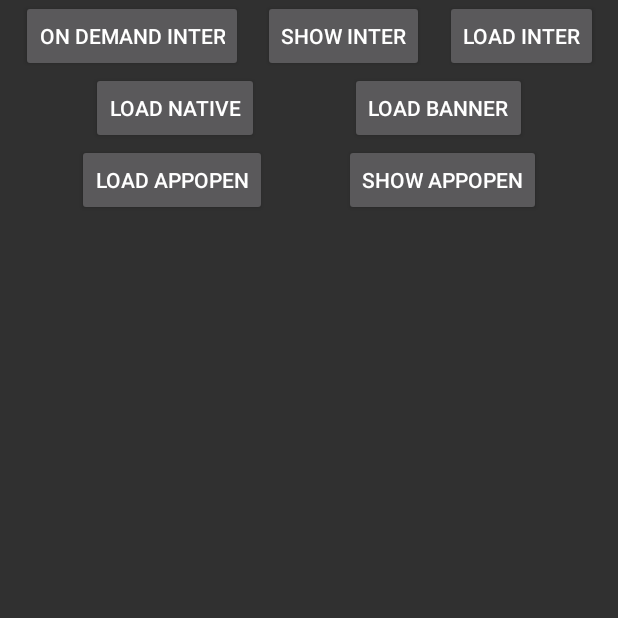
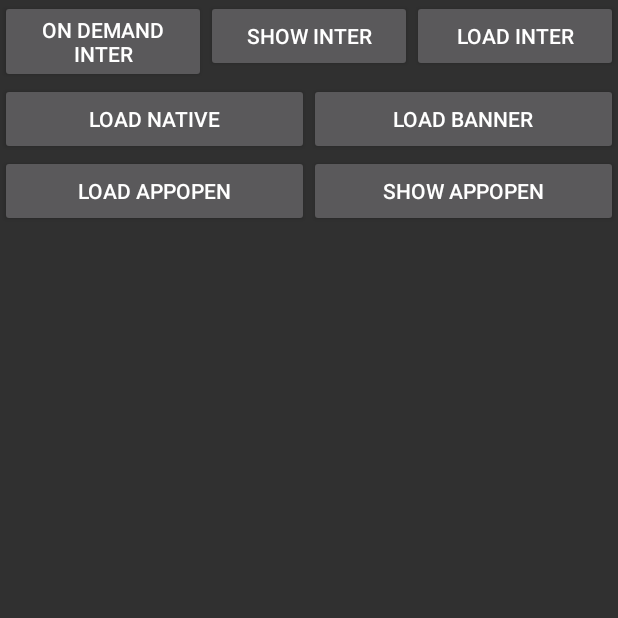
Before and after one commit to ahmadidrees347/Admob-Ads, an Android app: the screen it shows after launch (MainActivity), after a tap on "SHOW INTER", on a phone screen of 412 x 824 dp, the top half of it. Run offline under Robolectric (Android 15) with nearby library versions, the phone set to English and light mode, and no system bars; our stand-ins replace AdMob; 1 statement that could not run was skipped.

Commit message:
ads changes

```diff
--- a/ads/build.gradle
+++ b/ads/build.gradle
@@ -40,5 +40,5 @@ dependencies {
     //LifeCycle
     api 'androidx.lifecycle:lifecycle-process:2.5.0'
     //Google Ad's
-    api 'com.google.android.gms:play-services-ads-lite:21.0.0'
+    api 'com.google.android.gms:play-services-ads-lite:21.1.0'
 }
--- a/ads/src/main/AndroidManifest.xml
+++ b/ads/src/main/AndroidManifest.xml
@@ -14,6 +14,6 @@
         <activity
             android:name="com.google.android.gms.ads.AdActivity"
             android:theme="@style/AdTheme"
-            tools:replace="android:theme"/>
+            tools:replace="android:theme" />
     </application>
 </manifest>
--- a/ads/src/main/java/ai/lib/ads/AdsFunctions.kt
+++ b/ads/src/main/java/ai/lib/ads/AdsFunctions.kt
@@ -9,6 +9,7 @@ import android.os.Build
 import android.os.Handler
 import android.os.Looper
 import android.view.View
+import android.widget.Toast
 
 fun Context.isNetworkAvailable(): Boolean {
     val connectivityManager =
@@ -31,6 +32,10 @@ fun Context.isNetworkAvailable(): Boolean {
     }
 }
 
+fun Context.showToast(msg: String) {
+    Toast.makeText(this, msg, Toast.LENGTH_SHORT).show()
+}
+
 fun Context.verifyInstallerId(): Boolean {
     if (BuildConfig.DEBUG)
         return true
@@ -48,18 +53,14 @@ fun Context.getInstallerPackageName(): String? {
     return null
 }
 
-fun Activity.loadInterstitial(adInterId: String, listener: () -> Unit) {
+fun Activity.loadInterstitial(adInterId: String, listener: (Boolean) -> Unit) {
     InterAdmobClass.getInstance()
-        .loadInterstitialAd(this, adInterId) {
-            listener.invoke()
-        }
+        .loadInterstitialAd(this, adInterId, listener)
 }
 
-fun Activity.showInterstitial(listener: () -> Unit) {
+fun Activity.showInterstitial(adInterId: String, listener: (Boolean) -> Unit) {
     InterAdmobClass.getInstance()
-        .showInterstitialAd(this, {
-            listener.invoke()
-        }, null)
+        .showInterstitialAd(this, adInterId, listener, null)
 }
 
 fun Activity.showInterOnDemand(
--- a/ads/src/main/java/ai/lib/ads/OpenApp.kt
+++ b/ads/src/main/java/ai/lib/ads/AppOpen.kt
@@ -13,11 +13,12 @@ import com.google.android.gms.ads.appopen.AppOpenAd
 import com.google.android.gms.ads.appopen.AppOpenAd.AppOpenAdLoadCallback
 import org.jetbrains.annotations.NotNull
 
-const val TAG = "Admob_AppOpen"
 
-class OpenApp(private val appClass: Application, private val adId: String) :
+
+class AppOpen(private val appClass: Application, private val adId: String) :
     Application.ActivityLifecycleCallbacks, LifecycleObserver, LifecycleEventObserver {
 
+    private val tag = "Admob_AppOpen"
     private var isShowingAd = false
     private var isAdShowAlways = false
 
@@ -30,7 +31,7 @@ class OpenApp(private val appClass: Application, private val adId: String) :
         appClass.registerActivityLifecycleCallbacks(this)
         ProcessLifecycleOwner.get().lifecycle.addObserver(this)
         if (isAdShowAlways) {
-            fetchAd()
+            fetchAd {}
         }
     }
 
@@ -41,8 +42,8 @@ class OpenApp(private val appClass: Application, private val adId: String) :
     /**
      * Request an ad
      */
-    fun fetchAd() {
-        Log.e(TAG, "fetchAd " + isAdAvailable())
+    fun fetchAd(listener: (Boolean) -> Unit) {
+        Log.e(tag, "fetchAd " + isAdAvailable())
         // Have unused ad, no need to fetch another.
         if (isAdAvailable()) {
             return
@@ -62,7 +63,8 @@ class OpenApp(private val appClass: Application, private val adId: String) :
 
             override fun onAdLoaded(ad: AppOpenAd) {
                 appOpenAd = ad
-                Log.e(TAG, "loaded")
+                listener.invoke(true)
+                Log.e(tag, "loaded")
             }
 
             /**
@@ -72,7 +74,8 @@ class OpenApp(private val appClass: Application, private val adId: String) :
              */
             override fun onAdFailedToLoad(loadAdError: LoadAdError) {
                 appOpenAd = null
-                Log.e(TAG, "error $loadAdError")
+                listener.invoke(false)
+                Log.e(tag, "error $loadAdError")
             }
         }
         val request: AdRequest = getAdRequest()
@@ -90,7 +93,7 @@ class OpenApp(private val appClass: Application, private val adId: String) :
                     appOpenAd = null
                     isShowingAd = false
                     if (isAdShowAlways) {
-                        fetchAd()
+                        fetchAd {}
                     }
                     listener.invoke(true)
                 }
@@ -108,7 +111,7 @@ class OpenApp(private val appClass: Application, private val adId: String) :
             }
         } else {
             if (isAdShowAlways) {
-                fetchAd()
+                fetchAd {}
             }
             listener.invoke(false)
         }
--- a/ads/src/main/java/ai/lib/ads/BannerAdmob.kt
+++ b/ads/src/main/java/ai/lib/ads/BannerAdmob.kt
@@ -18,6 +18,7 @@ fun Context.showAdmobBanner(
     adView.adListener = object : AdListener() {
         override fun onAdLoaded() {
             super.onAdLoaded()
+            Log.e("Admob_Banner", "onAdLoaded - Banner")
             successListener?.invoke()
         }
 
--- a/ads/src/main/java/ai/lib/ads/InterAdmobClass.kt
+++ b/ads/src/main/java/ai/lib/ads/InterAdmobClass.kt
@@ -13,9 +13,6 @@ import com.google.android.gms.ads.interstitial.InterstitialAdLoadCallback
 
 open class InterAdmobClass {
 
-    private var isAdLoaded = false
-    private var admobInterstitialAd: InterstitialAd? = null
-
     companion object {
         const val TAG = "Admob_Inter"
 
@@ -29,13 +26,23 @@ open class InterAdmobClass {
         var isInterstitialShown = false
 
         @JvmStatic
+        var adFailedAttempts = 3
+
+        @JvmStatic
+        var adLoadAuto = false
+
+        @JvmStatic
         fun getInstance() =
             instance ?: synchronized(this) {
                 instance ?: InterAdmobClass().also { instance = it }
             }
     }
 
-    private fun isAdLoaded() = (isAdLoaded && (admobInterstitialAd != null))
+    private var admobInterAd: InterstitialAd? = null
+    private var adFailedCounter = 0
+    private var isAdLoaded = false
+
+    private fun isAdLoaded() = (isAdLoaded && (admobInterAd != null))
 
 
     fun loadInterstitialAd(
@@ -48,14 +55,18 @@ open class InterAdmobClass {
             object : InterstitialAdLoadCallback() {
                 override fun onAdFailedToLoad(ad: LoadAdError) {
                     Log.e(TAG, "onAdFailedToLoad - $ad")
-                    admobInterstitialAd = null
+                    admobInterAd = null
                     isAdLoaded = false
                     isInterstitialShown = false
+                    adFailedCounter++
+                    if (adFailedCounter < adFailedAttempts) {
+                        loadInterstitialAd(context, adInterId) {}
+                    }
                     listener.invoke(false)
                 }
 
                 override fun onAdLoaded(ad: InterstitialAd) {
-                    admobInterstitialAd = ad
+                    admobInterAd = ad
                     isAdLoaded = true
                     isInterstitialShown = false
                     Log.e(TAG, "Loaded")
@@ -67,16 +78,20 @@ open class InterAdmobClass {
 
     fun showInterstitialAd(
         activity: Activity,
+        adInterId: String,
         listener: (Boolean) -> Unit,
         listenerImp: (() -> Unit)? = null
     ) {
-        admobInterstitialAd?.fullScreenContentCallback =
+        admobInterAd?.fullScreenContentCallback =
             object : FullScreenContentCallback() {
                 override fun onAdDismissedFullScreenContent() {
                     Log.e(TAG, "onAdDismissedFullScreenContent")
-                    admobInterstitialAd = null
+                    admobInterAd = null
                     isAdLoaded = false
                     isInterstitialShown = false
+                    if (adLoadAuto) {
+                        loadInterstitialAd(activity, adInterId) {}
+                    }
                     listener.invoke(true)
                 }
 
@@ -102,7 +117,7 @@ open class InterAdmobClass {
             }
 
         if (isAdLoaded) {
-            admobInterstitialAd?.show(activity)
+            admobInterAd?.show(activity)
         } else {
             listener.invoke(false)
         }
@@ -133,7 +148,7 @@ open class InterAdmobClass {
                 if (dialog?.isShowing == true)
                     dialog.dismiss()
                 if (!isTimeUp)
-                    showInterstitialAd(activity, {
+                    showInterstitialAd(activity, adInterId, {
                         isAdShow = true
                         listener.invoke()
                     }, {
@@ -146,7 +161,7 @@ open class InterAdmobClass {
                     if (dialog?.isShowing == true)
                         dialog.dismiss()
                     if (!isTimeUp)
-                        showInterstitialAd(activity, {
+                        showInterstitialAd(activity, adInterId, {
                             Log.e(TAG, "isAdShown $it")
                             listener.invoke()
                         }, {
--- a/ads/src/main/java/ai/lib/ads/NativeAdmob.kt
+++ b/ads/src/main/java/ai/lib/ads/NativeAdmob.kt
@@ -9,6 +9,7 @@ import com.google.android.gms.ads.nativead.NativeAd
 import com.google.android.gms.ads.nativead.NativeAdOptions
 import com.google.android.gms.ads.nativead.NativeAdView
 
+const val TAG ="Admob_Native"
 fun populateNativeAdView(nativeAd: NativeAd, adView: NativeAdView) {
 
     adView.apply {
@@ -130,6 +131,7 @@ fun Activity.loadNativeAdmob(
         adFrame?.removeAllViews()
         adFrame?.addView(adView)
         successListener?.invoke(nativeAd)
+        Log.e(TAG, "NativeAd loaded.")
     }
 
     val videoOptions = VideoOptions.Builder()
@@ -146,7 +148,7 @@ fun Activity.loadNativeAdmob(
         override fun onAdFailedToLoad(loadAdError: LoadAdError) {
             val error =
                 "${loadAdError.domain}, code: ${loadAdError.code}, message: ${loadAdError.message}"
-            Log.e("Admob_Native", error)
+            Log.e(TAG, error)
             failedListener?.invoke(error)
         }
     }).build()
--- a/ads/src/main/res/layout/custom_ad_large.xml
+++ b/ads/src/main/res/layout/custom_ad_large.xml
@@ -89,7 +89,7 @@
         <com.google.android.gms.ads.nativead.MediaView
             android:id="@+id/ad_media"
             android:layout_width="0dp"
-            android:layout_height="220dp"
+            android:layout_height="250dp"
             android:layout_margin="2dp"
             android:fitsSystemWindows="true"
             app:layout_constraintEnd_toEndOf="parent"
--- a/ads/src/main/res/values/themes.xml
+++ b/ads/src/main/res/values/themes.xml
@@ -1,6 +1,7 @@
 <?xml version="1.0" encoding="utf-8"?>
 <resources>
-    <style name="AdTheme" >
+
+    <style name="AdTheme">
         <item name="android:background">@color/white</item>
         <item name="android:windowBackground">@color/white</item>
         <item name="android:windowExitAnimation">@null</item>
--- a/ads/src/main/java/ai/lib/ads/Constants.kt
+++ b/app/src/main/java/com/ads/Constants.kt
@@ -1,7 +1,7 @@
-package ai.lib.ads
+package com.ads
 
 object Constants {
-    const val AppId = "ca-app-pub-3940256099942544~3347511713"
+//    const val AppId = "ca-app-pub-3940256099942544~3347511713"
     const val BannerId = "ca-app-pub-3940256099942544/6300978111"
     const val InterId = "ca-app-pub-3940256099942544/1033173712"
     const val NativeId = "ca-app-pub-3940256099942544/1044960115"
--- a/app/src/main/java/com/ads/MainActivity.kt
+++ b/app/src/main/java/com/ads/MainActivity.kt
@@ -8,22 +8,32 @@ import androidx.appcompat.app.AppCompatActivity
 import com.google.android.gms.ads.MobileAds
 
 class MainActivity : AppCompatActivity() {
-    private var appOpen: OpenApp? = null
+
     override fun onCreate(savedInstanceState: Bundle?) {
         super.onCreate(savedInstanceState)
         setContentView(R.layout.activity_main)
 
         MobileAds.initialize(this)
 
-        appOpen = OpenApp(application, Constants.AppOpenId)
-        appOpen?.setAdShownStatus(false)
+        //Admob AppOpen
+        val appOpen = AppOpen(application, Constants.AppOpenId)
+        appOpen.setAdShownStatus(false)
+
+        //Admob Interstitial
+        InterAdmobClass.adLoadAuto = true
+        InterAdmobClass.adFailedAttempts = 3
 
         findViewById<Button>(R.id.btnLoadInter).setOnClickListener {
-            loadInterstitial(Constants.InterId) {}
+            loadInterstitial(Constants.InterId) {
+                if (it) showToast("Ad is Loaded")
+                else showToast("Ad Failed, Check Log!")
+            }
         }
 
         findViewById<Button>(R.id.btnShowInter).setOnClickListener {
-            showInterstitial { }
+            showInterstitial(Constants.InterId) {
+                if (!it) showToast("Ad is not loaded, Load Ad First!")
+            }
         }
 
         findViewById<Button>(R.id.btnDemandInter).setOnClickListener {
@@ -31,11 +41,14 @@ class MainActivity : AppCompatActivity() {
         }
 
         findViewById<Button>(R.id.btnLoadAppOpen).setOnClickListener {
-            appOpen?.fetchAd()
+            appOpen.fetchAd {
+                if (it) showToast("Ad Loaded")
+                else showToast("Ad Failed, Check Log!")
+            }
         }
 
         findViewById<Button>(R.id.btnShowAppOpen).setOnClickListener {
-            appOpen?.showAdIfAvailable {}
+            appOpen.showAdIfAvailable {}
         }
 
         findViewById<Button>(R.id.btnLoadNative).setOnClickListener {
--- a/app/src/main/res/layout/activity_main.xml
+++ b/app/src/main/res/layout/activity_main.xml
@@ -8,7 +8,7 @@
 
     <Button
         android:id="@+id/btnLoadInter"
-        android:layout_width="wrap_content"
+        android:layout_width="0dp"
         android:layout_height="wrap_content"
         android:text="@string/load_inter"
         app:layout_constraintEnd_toEndOf="parent"
@@ -18,7 +18,7 @@
 
     <Button
         android:id="@+id/btnShowInter"
-        android:layout_width="wrap_content"
+        android:layout_width="0dp"
         android:layout_height="wrap_content"
         android:text="@string/show_inter"
         app:layout_constraintEnd_toStartOf="@+id/btnLoadInter"
@@ -28,7 +28,7 @@
 
     <Button
         android:id="@+id/btnDemandInter"
-        android:layout_width="wrap_content"
+        android:layout_width="0dp"
         android:layout_height="wrap_content"
         android:text="@string/on_demand_inter"
         app:layout_constraintEnd_toStartOf="@+id/btnShowInter"
@@ -38,7 +38,7 @@
 
     <Button
         android:id="@+id/btnLoadNative"
-        android:layout_width="wrap_content"
+        android:layout_width="0dp"
         android:layout_height="wrap_content"
         android:text="@string/load_native"
         app:layout_constraintEnd_toStartOf="@+id/btnLoadBanner"
@@ -48,33 +48,33 @@
 
     <Button
         android:id="@+id/btnLoadBanner"
-        android:layout_width="wrap_content"
+        android:layout_width="0dp"
         android:layout_height="wrap_content"
         android:text="@string/load_banner"
         app:layout_constraintEnd_toEndOf="parent"
         app:layout_constraintHorizontal_bias="0.5"
         app:layout_constraintStart_toEndOf="@+id/btnLoadNative"
-        app:layout_constraintTop_toBottomOf="@+id/btnLoadInter" />
+        app:layout_constraintTop_toTopOf="@+id/btnLoadNative" />
 
     <Button
         android:id="@+id/btnLoadAppOpen"
-        android:layout_width="wrap_content"
+        android:layout_width="0dp"
         android:layout_height="wrap_content"
         android:text="@string/load_appopen"
         app:layout_constraintEnd_toStartOf="@+id/btnShowAppOpen"
         app:layout_constraintHorizontal_bias="0.5"
         app:layout_constraintStart_toStartOf="parent"
-        app:layout_constraintTop_toBottomOf="@+id/btnLoadBanner" />
+        app:layout_constraintTop_toBottomOf="@+id/btnLoadNative" />
 
     <Button
         android:id="@+id/btnShowAppOpen"
-        android:layout_width="wrap_content"
+        android:layout_width="0dp"
         android:layout_height="wrap_content"
         android:text="@string/show_appopen"
         app:layout_constraintEnd_toEndOf="parent"
         app:layout_constraintHorizontal_bias="0.5"
         app:layout_constraintStart_toEndOf="@+id/btnLoadAppOpen"
-        app:layout_constraintTop_toBottomOf="@+id/btnLoadBanner" />
+        app:layout_constraintTop_toBottomOf="@+id/btnLoadNative" />
 
     <FrameLayout
         android:id="@+id/nativeLayout"
```
